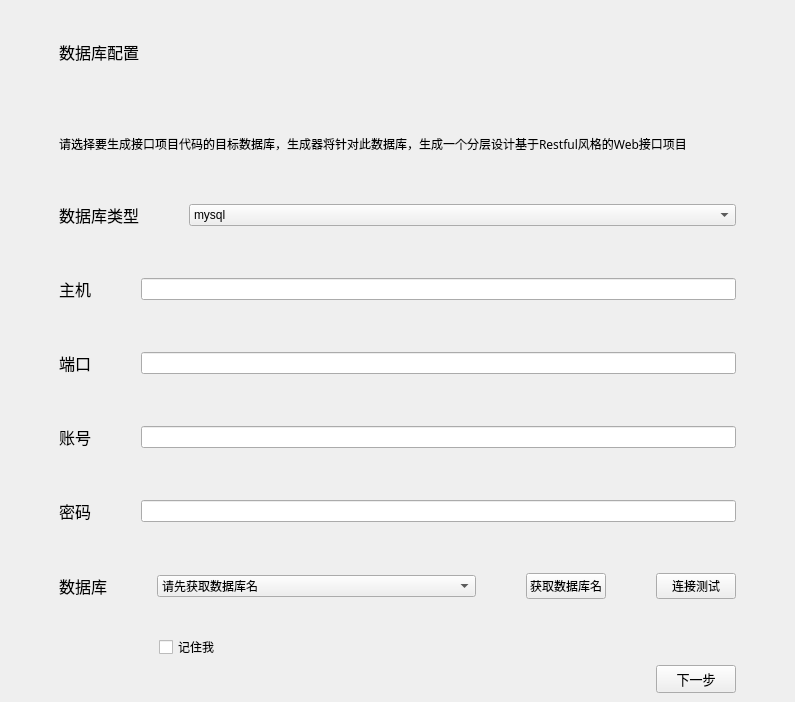
This is app/ui/database_config.ui in ncepu-iDealStudio/Flask_RESTfulAPI_Codegen_Application as Qt 5 draws it before an edit. The edited form follows.
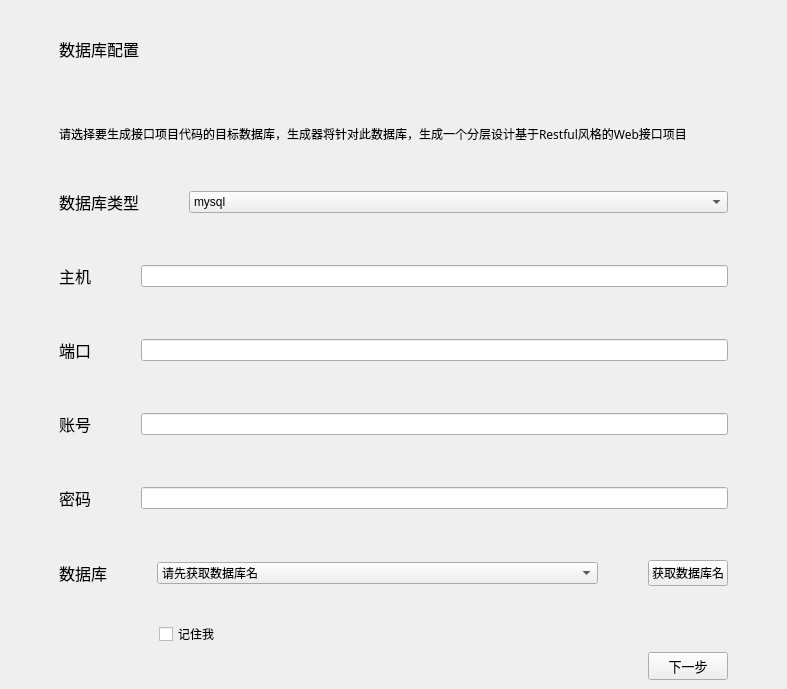
This is the edited form.

```diff
--- a/app/ui/database_config.ui
+++ b/app/ui/database_config.ui
@@ -6,8 +6,8 @@
    <rect>
     <x>0</x>
     <y>0</y>
-    <width>795</width>
-    <height>702</height>
+    <width>787</width>
+    <height>689</height>
    </rect>
   </property>
   <property name="windowTitle">
@@ -271,19 +271,6 @@
           </property>
          </widget>
         </item>
-        <item>
-         <widget class="QPushButton" name="Button_connect_test">
-          <property name="sizePolicy">
-           <sizepolicy hsizetype="Fixed" vsizetype="Fixed">
-            <horstretch>0</horstretch>
-            <verstretch>0</verstretch>
-           </sizepolicy>
-          </property>
-          <property name="text">
-           <string>连接测试</string>
-          </property>
-         </widget>
-        </item>
        </layout>
       </item>
      </layout>
```
